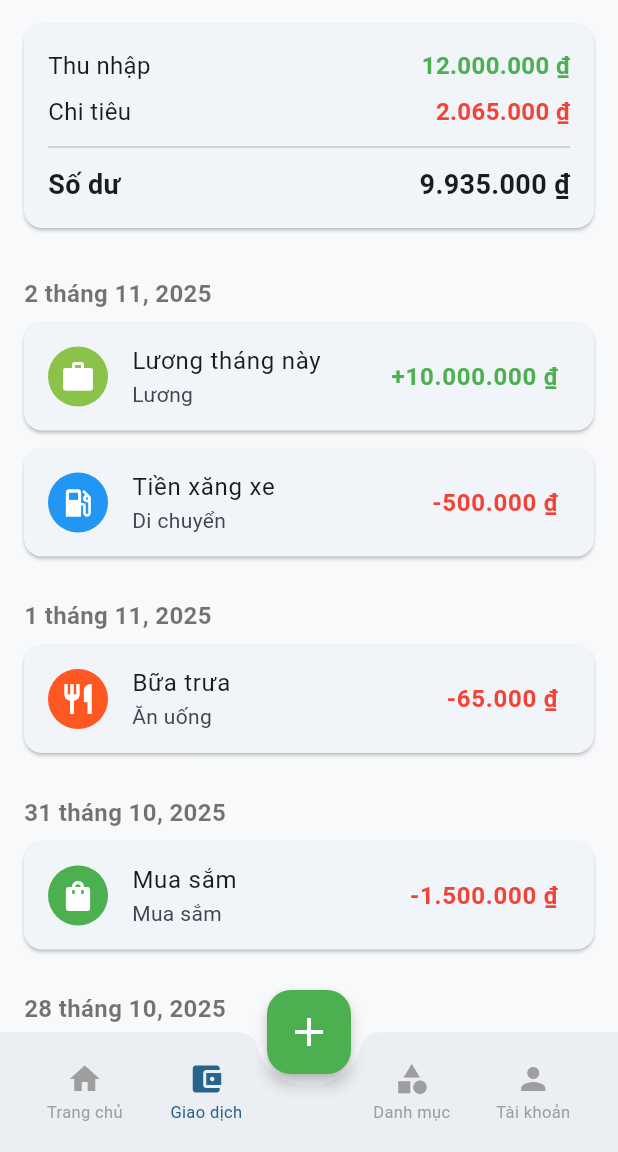
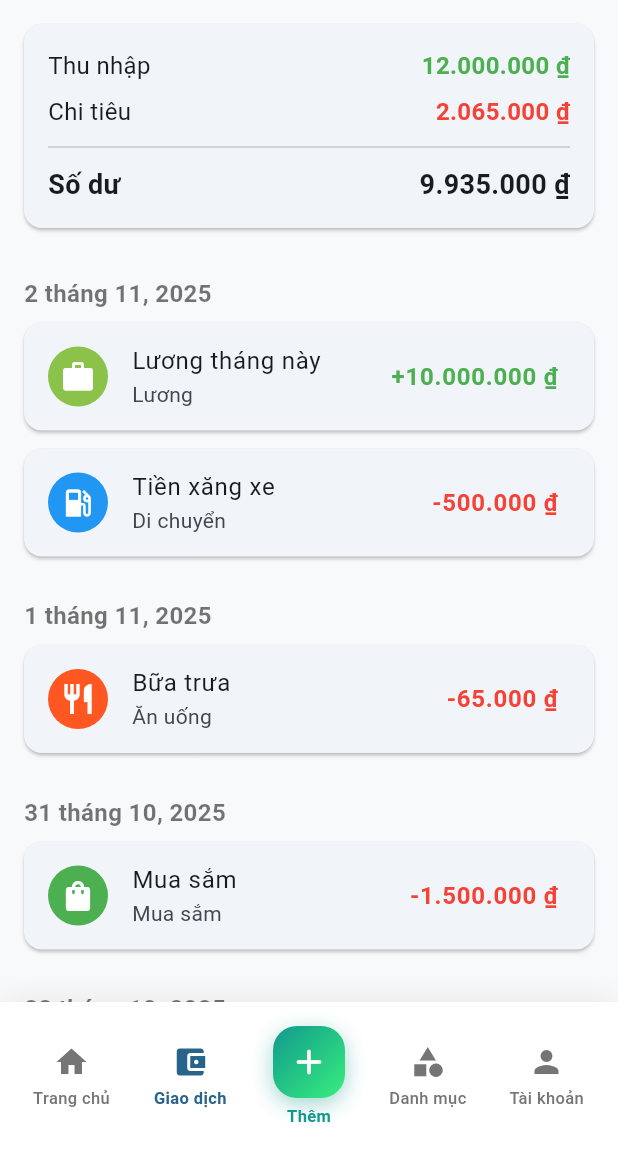
Before and after one commit to AndrewNguyenITVN/Abacus, a Flutter app: the BottomNavBarScreen screen opened by its route, item 2 of the bottom bar chosen, on a phone screen of 412 x 824 dp, the part 84-1236 px from its top. Run offline on Flutter 3.47's test engine with Material 3 defaults, Android fonts, the phone set to English and light mode, and no system bars; our stand-ins replace flutter_dotenv, go_router, pocketbase, shared_preferences; accounts and stored records are empty.

Commit message:
Modify bottom nav screen to fix noti display

```diff
--- a/lib/ui/bottom_nav_bar_screen.dart
+++ b/lib/ui/bottom_nav_bar_screen.dart
@@ -4,23 +4,6 @@ import '/ui/transactions/transactions_screen.dart';
 import '/ui/transactions/add_transaction_screen.dart';
 import '/ui/categories/categories_screen.dart';
 import '/ui/account/account_screen.dart';
-
-// Custom FloatingActionButtonLocation để giữ vị trí cố định
-class _CustomCenterDockedFabLocation extends FloatingActionButtonLocation {
-  const _CustomCenterDockedFabLocation();
-
-  @override
-  Offset getOffset(ScaffoldPrelayoutGeometry scaffoldGeometry) {
-    final double fabX =
-        (scaffoldGeometry.scaffoldSize.width -
-            scaffoldGeometry.floatingActionButtonSize.width) /
-        2.0;
-    final double contentBottom = scaffoldGeometry.contentBottom;
-    final double fabHeight = scaffoldGeometry.floatingActionButtonSize.height;
-    final double fabY = contentBottom - fabHeight / 2.0;
-    return Offset(fabX, fabY);
-  }
-}
 
 class BottomNavBarScreen extends StatefulWidget {
   const BottomNavBarScreen({super.key});
@@ -65,12 +48,21 @@ class _BottomNavBarScreenState extends State<BottomNavBarScreen> {
   Widget build(BuildContext context) {
     return Scaffold(
       body: _screens[_selectedIndex],
-      bottomNavigationBar: BottomAppBar(
-        shape: const CircularNotchedRectangle(),
-        notchMargin: 8,
-        elevation: 8,
-        child: SizedBox(
-          height: 65,
+      bottomNavigationBar: Container(
+        decoration: BoxDecoration(
+          color: Colors.white,
+          boxShadow: [
+            BoxShadow(
+              color: Colors.black.withOpacity(0.08),
+              blurRadius: 15,
+              offset: const Offset(0, -3),
+              spreadRadius: -2,
+            ),
+          ],
+        ),
+        child: SafeArea(
+          child: Padding(
+            padding: const EdgeInsets.symmetric(horizontal: 8, vertical: 8),
             child: Row(
               mainAxisAlignment: MainAxisAlignment.spaceAround,
               children: [
@@ -84,8 +76,8 @@ class _BottomNavBarScreenState extends State<BottomNavBarScreen> {
                     'Giao dịch',
                   ),
                 ),
-              // Khoảng trống cho nút thêm
-              const SizedBox(width: 56),
+                // Nút thêm giao dịch - ngang hàng với các nút khác
+                Expanded(child: _buildAddButton()),
                 // Danh mục
                 Expanded(child: _buildNavItem(3, Icons.category, 'Danh mục')),
                 // Tài khoản
@@ -94,14 +86,7 @@ class _BottomNavBarScreenState extends State<BottomNavBarScreen> {
             ),
           ),
         ),
-      // Nút thêm giao dịch nổi giữa thanh điều hướng
-      floatingActionButton: FloatingActionButton(
-        backgroundColor: Colors.green,
-        onPressed: _showAddTransactionScreen,
-        elevation: 4,
-        child: const Icon(Icons.add, color: Colors.white, size: 32),
       ),
-      floatingActionButtonLocation: const _CustomCenterDockedFabLocation(),
       resizeToAvoidBottomInset: false,
     );
   }
@@ -111,9 +96,9 @@ class _BottomNavBarScreenState extends State<BottomNavBarScreen> {
     final isSelected = _selectedIndex == index;
     return InkWell(
       onTap: () => _onItemTapped(index),
-      borderRadius: BorderRadius.circular(8),
+      borderRadius: BorderRadius.circular(12),
       child: Container(
-        padding: const EdgeInsets.symmetric(vertical: 4),
+        padding: const EdgeInsets.symmetric(vertical: 8),
         child: Column(
           mainAxisSize: MainAxisSize.min,
           mainAxisAlignment: MainAxisAlignment.center,
@@ -123,16 +108,70 @@ class _BottomNavBarScreenState extends State<BottomNavBarScreen> {
               size: 24,
               color: isSelected
                   ? Theme.of(context).colorScheme.primary
-                  : Colors.grey,
+                  : Colors.grey.shade600,
             ),
-            const SizedBox(height: 2),
+            const SizedBox(height: 4),
             Text(
               label,
               style: TextStyle(
                 fontSize: 11,
+                fontWeight: isSelected ? FontWeight.w600 : FontWeight.w500,
                 color: isSelected
                     ? Theme.of(context).colorScheme.primary
-                    : Colors.grey,
+                    : Colors.grey.shade600,
+              ),
+            ),
+          ],
+        ),
+      ),
+    );
+  }
+
+  // Widget xây dựng nút thêm giao dịch (đặc biệt)
+  Widget _buildAddButton() {
+    return InkWell(
+      onTap: _showAddTransactionScreen,
+      borderRadius: BorderRadius.circular(12),
+      child: Container(
+        padding: const EdgeInsets.symmetric(vertical: 8),
+        child: Column(
+          mainAxisSize: MainAxisSize.min,
+          mainAxisAlignment: MainAxisAlignment.center,
+          children: [
+            Container(
+              width: 48,
+              height: 48,
+              decoration: BoxDecoration(
+                gradient: LinearGradient(
+                  colors: [
+                    const Color(0xFF11998e),
+                    const Color(0xFF38ef7d),
+                  ],
+                  begin: Alignment.topLeft,
+                  end: Alignment.bottomRight,
+                ),
+                borderRadius: BorderRadius.circular(16),
+                boxShadow: [
+                  BoxShadow(
+                    color: const Color(0xFF11998e).withOpacity(0.4),
+                    blurRadius: 12,
+                    offset: const Offset(0, 4),
+                  ),
+                ],
+              ),
+              child: const Icon(
+                Icons.add_rounded,
+                color: Colors.white,
+                size: 28,
+              ),
+            ),
+            const SizedBox(height: 4),
+            Text(
+              'Thêm',
+              style: TextStyle(
+                fontSize: 11,
+                fontWeight: FontWeight.w600,
+                color: const Color(0xFF11998e),
               ),
             ),
           ],
```
Lines whose indentation alone changed are shown as unchanged.
